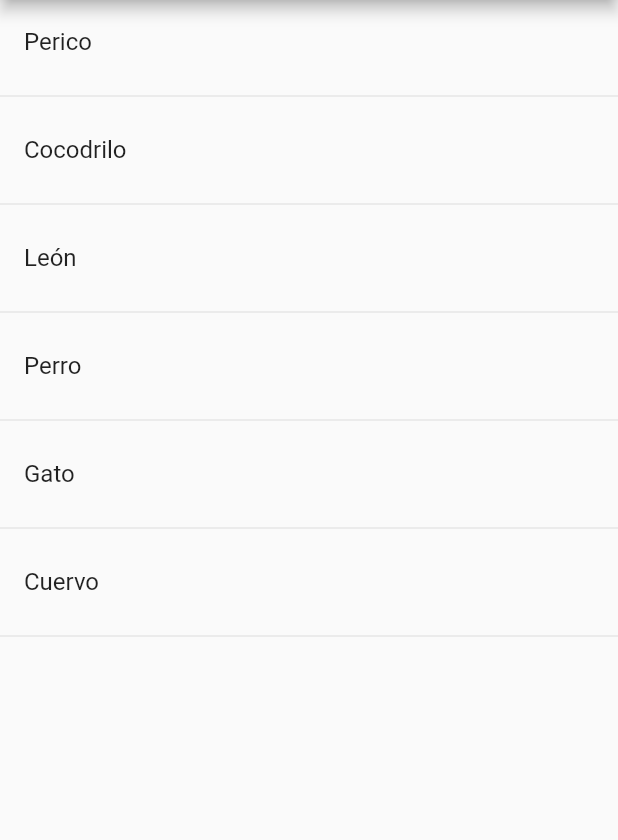
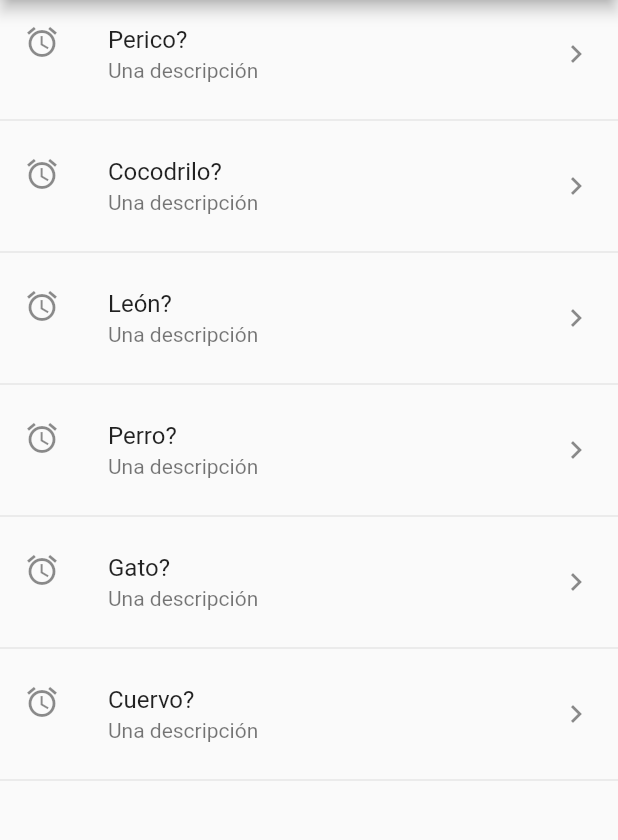
Before and after one commit to Patricio104/componentes-fluter, a Flutter app: the screen it shows after launch, on a phone screen of 412 x 824 dp, the part 84-924 px from its top. Run offline on Flutter 3.47's test engine with Material 2 defaults, Android fonts, the phone set to English and light mode, and no system bars.

Commit message:
ListTile Personalizado

```diff
--- a/lib/src/pages/home_temp.dart
+++ b/lib/src/pages/home_temp.dart
@@ -9,7 +9,9 @@ class HomePageTemp extends StatelessWidget {
       appBar: AppBar(
         title: Text('Componentes temp'),
       ),
-      body: ListView(children: _crearItems()),
+      body: ListView(
+          //children: _crearItems()
+          children: _crearItemsCorta()),
     );
   }
 
@@ -29,4 +31,21 @@ class HomePageTemp extends StatelessWidget {
     }
     return lista;
   }
+
+  List<Widget> _crearItemsCorta() {
+    return opciones.map((item) {
+      return Column(
+        children: [
+          ListTile(
+            title: Text(item + '?'),
+            subtitle: Text('Una descripción'),
+            leading: Icon(Icons.access_alarm),
+            trailing: Icon(Icons.keyboard_arrow_right),
+            onTap: () {},
+          ),
+          Divider()
+        ],
+      );
+    }).toList();
+  }
 }
```
